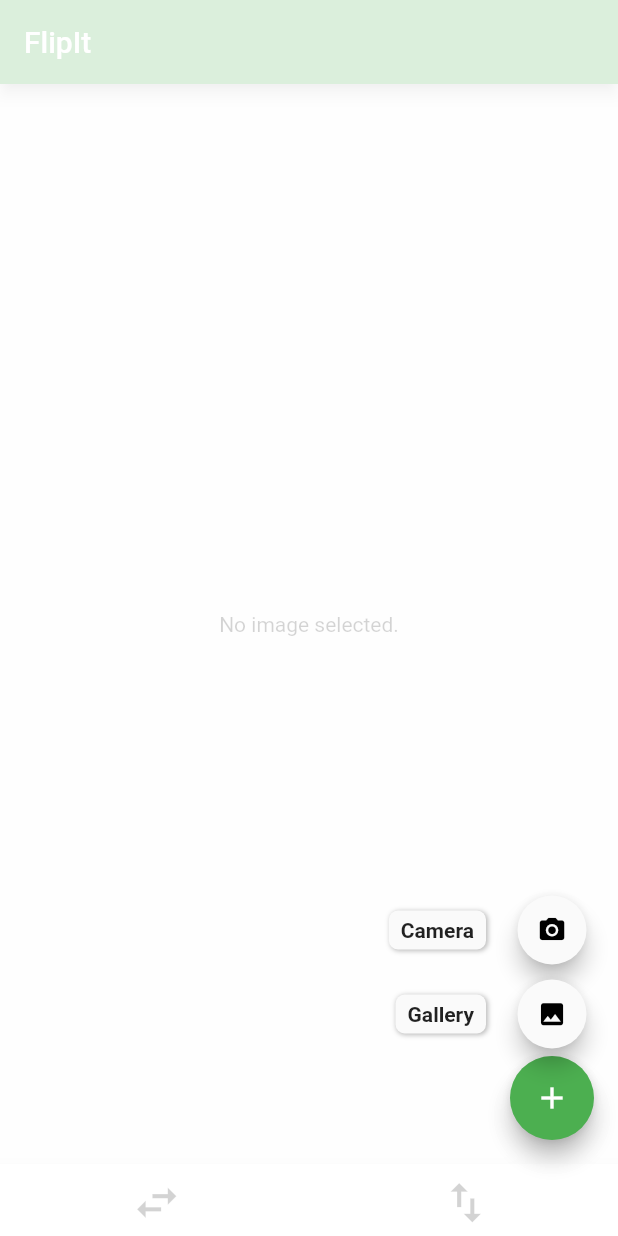
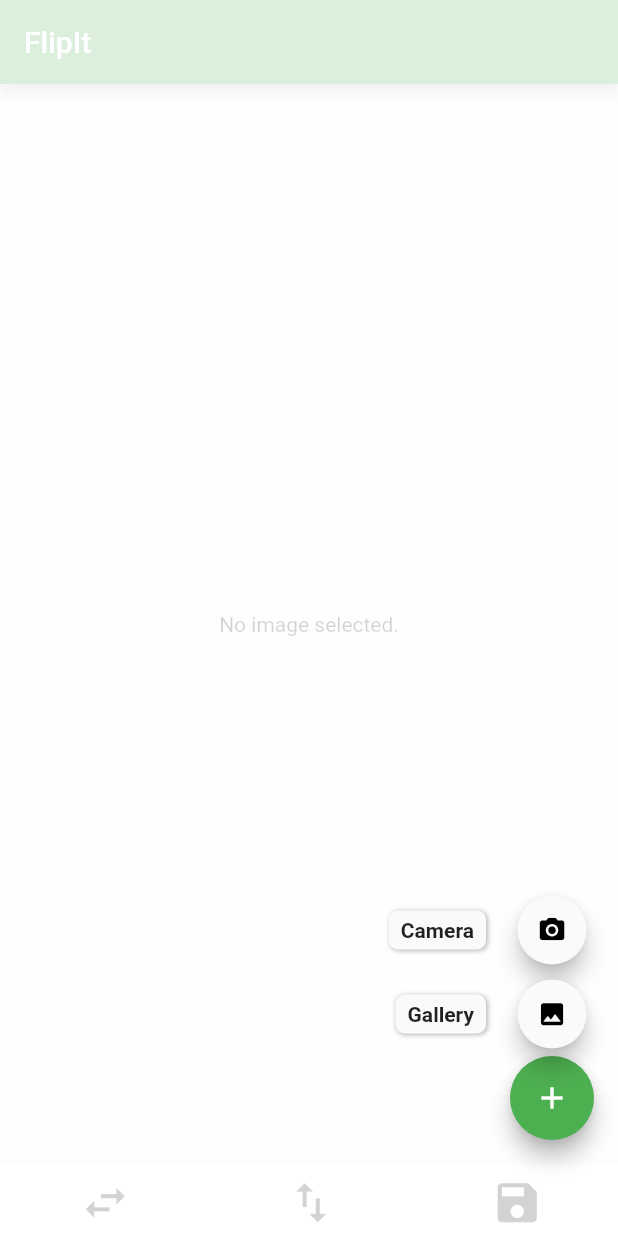
Before and after one commit to karuppiah7890/flipit, a Flutter app: the screen it shows after launch, after a tap on the "add" icon, on a phone screen of 412 x 824 dp. Run offline on Flutter 3.47's test engine with Material 2 defaults, Android fonts, the phone set to English and light mode, and no system bars; drawn by our look-alikes of flutter_speed_dial; our stand-ins replace image_picker.

Commit message:
add save image feature

```diff
--- a/lib/main.dart
+++ b/lib/main.dart
@@ -9,6 +9,8 @@ import 'package:path/path.dart';
 import 'package:path_provider/path_provider.dart';
 
 void main() => runApp(MyApp());
+
+const AppDirectoryName = "Flip It Pics";
 
 class MyApp extends StatelessWidget {
   @override
@@ -82,6 +84,13 @@ class _MyHomePageState extends State<MyHomePage> {
                   flip(false, true);
                 },
               ),
+              IconButton(
+                icon: Icon(Icons.save, size: 35),
+                tooltip: "save image",
+                onPressed: () {
+                  saveImage(context);
+                },
+              ),
             ],
           ),
         ));
@@ -127,4 +136,29 @@ class _MyHomePageState extends State<MyHomePage> {
       child: _image == null ? Text('No image selected.') : Image.file(_image),
     );
   }
+
+  void saveImage(BuildContext context) async {
+    var externalStorageDirectory = await getExternalStorageDirectory();
+    developer.log("ext dir path" + externalStorageDirectory.path);
+
+    var appDirPath = join(externalStorageDirectory.path, AppDirectoryName);
+    developer.log("app dir path" + appDirPath);
+    var appDir = new Directory(appDirPath);
+    var appDirExists = await appDir.exists();
+
+    if (!appDirExists) {
+      await appDir.create();
+    }
+
+    var inputImageExt = extension(_image.path);
+    var imageName = new DateTime.now().millisecondsSinceEpoch.toString() + inputImageExt;
+    var imagePath = join(appDirPath, imageName);
+    developer.log("image path " + imagePath);
+
+    _image.copy(imagePath).then((File copiedImage) {
+      developer.log("saved to ${copiedImage.path}");
+    }).catchError((error) {
+      developer.log("error while saving");
+    });
+  }
 }
```
